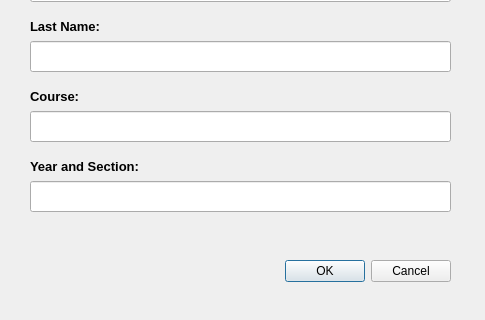
Qt form newStudentDialog.ui (marcsandiego/SARS-DESKTOP) before a commit; both pictures show x 0 to 485 and y 219 to 539 of the 485 by 539 pixel window.
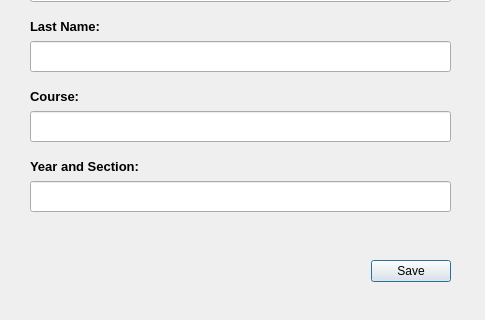
The same form after that commit.

```diff
--- a/newStudentDialog.ui
+++ b/newStudentDialog.ui
@@ -35,7 +35,7 @@
     <enum>Qt::Horizontal</enum>
    </property>
    <property name="standardButtons">
-    <set>QDialogButtonBox::Cancel|QDialogButtonBox::Ok</set>
+    <set>QDialogButtonBox::Save</set>
    </property>
   </widget>
   <widget class="QLineEdit" name="studentIdFld">
```
